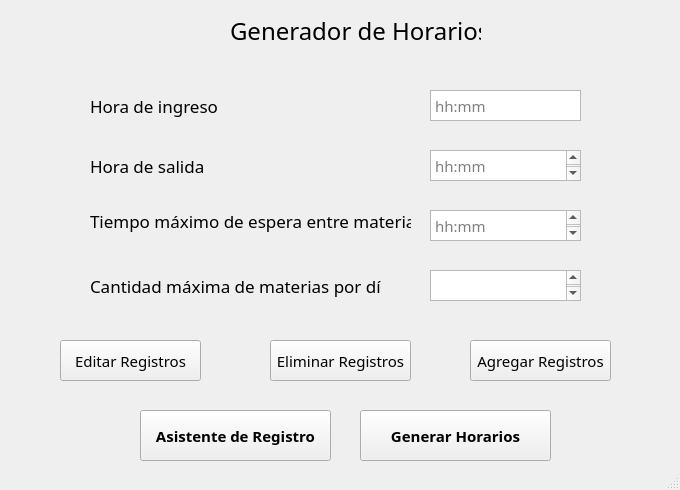
Above: Main.ui from francisdayl/GenHora before the change. Below: the same form after it.
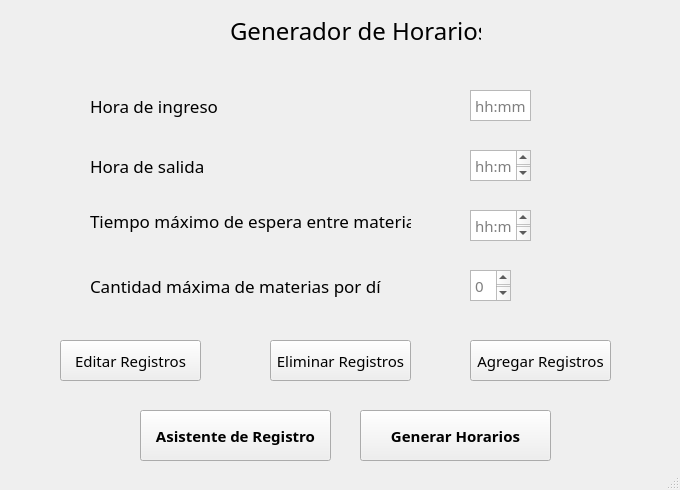
That is the form after the change.

Commit message: Cambios Interfaces Graficas e integración en un solo archivo Main

Diff of the .ui file:
```diff
--- a/Main.ui
+++ b/Main.ui
@@ -189,9 +189,9 @@
    <widget class="QTextEdit" name="Text_Hing">
     <property name="geometry">
      <rect>
-      <x>430</x>
+      <x>470</x>
       <y>90</y>
-      <width>151</width>
+      <width>61</width>
       <height>31</height>
      </rect>
     </property>
@@ -234,9 +234,9 @@
    <widget class="QTextEdit" name="Text_Hsal">
     <property name="geometry">
      <rect>
-      <x>430</x>
+      <x>470</x>
       <y>150</y>
-      <width>151</width>
+      <width>61</width>
       <height>31</height>
      </rect>
     </property>
@@ -255,9 +255,9 @@
    <widget class="QTextEdit" name="Text_TMax">
     <property name="geometry">
      <rect>
-      <x>430</x>
+      <x>470</x>
       <y>210</y>
-      <width>151</width>
+      <width>61</width>
       <height>31</height>
      </rect>
     </property>
@@ -276,9 +276,9 @@
    <widget class="QTextEdit" name="Text_MMax">
     <property name="geometry">
      <rect>
-      <x>430</x>
+      <x>470</x>
       <y>270</y>
-      <width>151</width>
+      <width>41</width>
       <height>31</height>
      </rect>
     </property>
@@ -309,7 +309,7 @@
      <set>QTextEdit::AutoNone</set>
     </property>
     <property name="placeholderText">
-     <string/>
+     <string>0</string>
     </property>
    </widget>
    <widget class="QLabel" name="label_2">
```
The commit also changes 7 other files.
